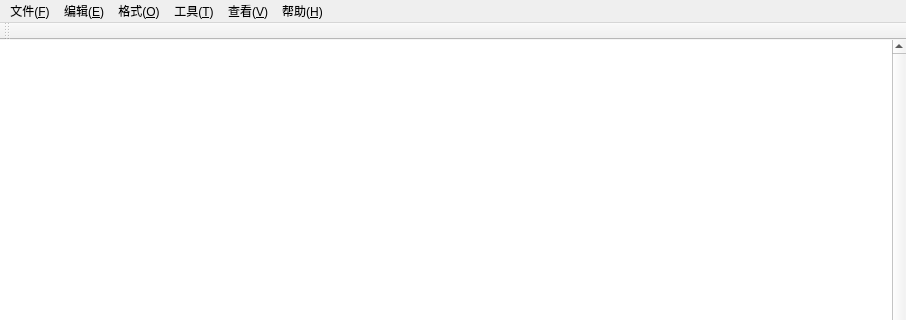
Before: the Qt Designer form QtNodePad/QtNodePad/QtNodePadWidget.ui in KikyoShaw/QtNotepadPlusPlus, drawn with Qt 5; both pictures show x 0 to 906 and y 0 to 320 of the 906 by 622 pixel window.
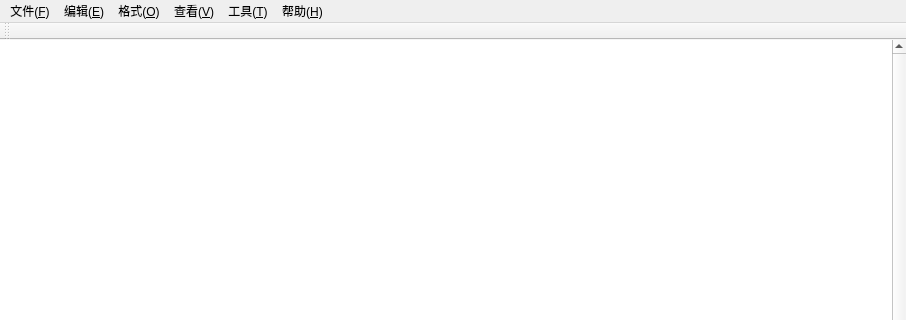
After: the same form once the commit is applied.

Diff of the .ui file:
```diff
--- a/QtNodePad/QtNodePad/QtNodePadWidget.ui
+++ b/QtNodePad/QtNodePad/QtNodePadWidget.ui
@@ -138,8 +138,8 @@
    <addaction name="menu_F"/>
    <addaction name="menu_E"/>
    <addaction name="menu_O"/>
-   <addaction name="menu_T"/>
    <addaction name="menu_V"/>
+   <addaction name="menu_T"/>
    <addaction name="menu_H"/>
   </widget>
   <widget class="QToolBar" name="mainToolBar">
```
Left out of the diff: 25 changed lines with no effect on the pictures.
